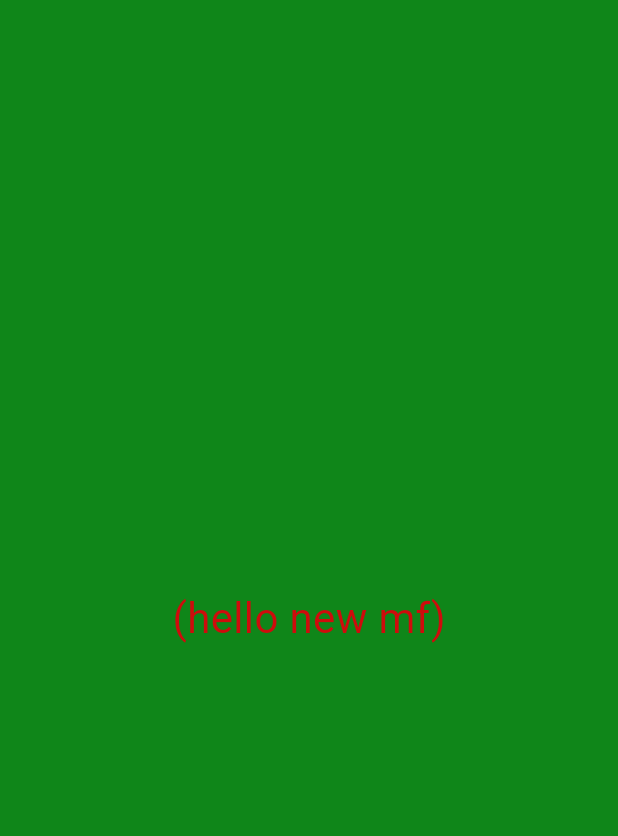
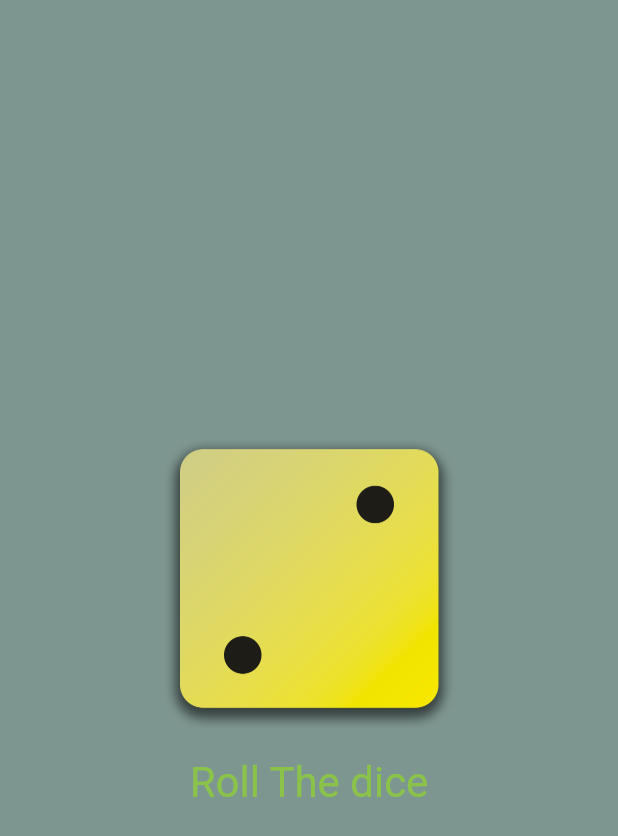
Before and after one commit to Manguriu/flutter_basics-101, a Flutter app: the screen it shows after launch, on a phone screen of 412 x 824 dp. Shown: the top 836 px of the screen. Run offline on Flutter 3.47's test engine with Material 3 defaults, Android fonts, the phone set to English and light mode, and no system bars.

Commit message:
dice state

```diff
--- /dev/null
+++ b/lib/dice_roller.dart
@@ -0,0 +1,38 @@
+import 'package:flutter/material.dart';
+
+class DiceRoller extends StatefulWidget {
+  const DiceRoller({super.key});
+
+  @override
+  State<DiceRoller> createState() {
+    return _DiceRollerState();
+  }
+}
+
+class _DiceRollerState extends State<DiceRoller> {
+  var activeDiceImage = 'assets/image/dice-2.png';
+
+  void rollDice() {
+    setState(() {
+      activeDiceImage = 'assets/image/dice-5.png';
+    });
+  }
+
+  @override
+  Widget build(context) {
+    return Column(
+      mainAxisSize: MainAxisSize.min,
+      children: [
+        Image.asset(activeDiceImage, width: 200),
+        // const SizedBox(height: 20), //another method of padding
+        TextButton(
+            onPressed: rollDice,
+            style: TextButton.styleFrom(
+                padding: const EdgeInsets.only(top: 20),
+                foregroundColor: Colors.lightGreen,
+                textStyle: const TextStyle(fontSize: 28)),
+            child: const Text('Roll The dice'))
+      ],
+    );
+  }
+}
--- a/lib/gradient_container.dart
+++ b/lib/gradient_container.dart
@@ -1,26 +1,47 @@
 import 'package:flutter/material.dart';
-import 'package:my_first_app/style_text.dart';
+import 'package:my_first_app/dice_roller.dart';
+// import 'package:my_first_app/style_text.dart';
 
-var colorAlignmentStart = Alignment.topLeft;
-var colorAlignmentEnd = Alignment.bottomRight;
+const colorAlignmentStart = Alignment.topLeft;
+const colorAlignmentEnd = Alignment.bottomRight;
 
 class GradientContainer extends StatelessWidget {
-  const GradientContainer({super.key});
+  const GradientContainer(this.color1, this.color2, {super.key});
+
+  final Color color1;
+  final Color color2;
 
   @override
   Widget build(context) {
     return Container(
       decoration: BoxDecoration(
         gradient: LinearGradient(
-          colors: const [
-            Color.fromARGB(255, 135, 240, 142),
-            Color.fromARGB(255, 15, 134, 25),
-          ],
+          colors: [color1, color2],
           begin: colorAlignmentStart,
           end: colorAlignmentStart,
         ),
       ),
-      child: const Center(child: StyledText()),
+      child: const Center(child: DiceRoller()),
     );
   }
 }
+
+// class GradientContainer extends StatelessWidget {
+//   const GradientContainer({super.key, required this.colors});
+
+//   final List<Color> colors;
+
+//   @override
+//   Widget build(context) {
+//     return Container(
+//       decoration:  BoxDecoration(
+//         gradient: LinearGradient(
+//           colors: colors,
+//           begin: colorAlignmentStart,
+//           end: colorAlignmentStart,
+//         ),
+//       ),
+//       child: const Center(child: StyledText('hello new mf')),
+//     );
+//   }
+// }
--- a/lib/main.dart
+++ b/lib/main.dart
@@ -5,7 +5,8 @@ void main() {
   runApp(
     const MaterialApp(
       home: Scaffold(
-        body: GradientContainer(),
+        body: GradientContainer(Color.fromARGB(255, 77, 187, 26),
+            Color.fromARGB(255, 126, 150, 144)),
       ),
     ),
   );
--- a/lib/style_text.dart
+++ b/lib/style_text.dart
@@ -1,13 +1,16 @@
 import 'package:flutter/material.dart';
 
 class StyledText extends StatelessWidget {
-  const StyledText({super.key});
+  const StyledText(this.text, {super.key});
+
+  final String text;
 
   @override
   Widget build(context) {
-    return const Text(
-      '(hello new mf)',
-      style: TextStyle(color: Color.fromARGB(255, 206, 12, 12), fontSize: 28),
+    return Text(
+      text,
+      style: const TextStyle(
+          color: Color.fromARGB(255, 206, 12, 12), fontSize: 28),
     );
   }
 }
```
Also changed, not shown: pubspec.yaml (+7 -3 lines), assets/image/dice-1.png (added), assets/image/dice-2.png (added), assets/image/dice-3.png (added), assets/image/dice-4.png (added), assets/image/dice-5.png (added), assets/image/dice-6.png (added).
